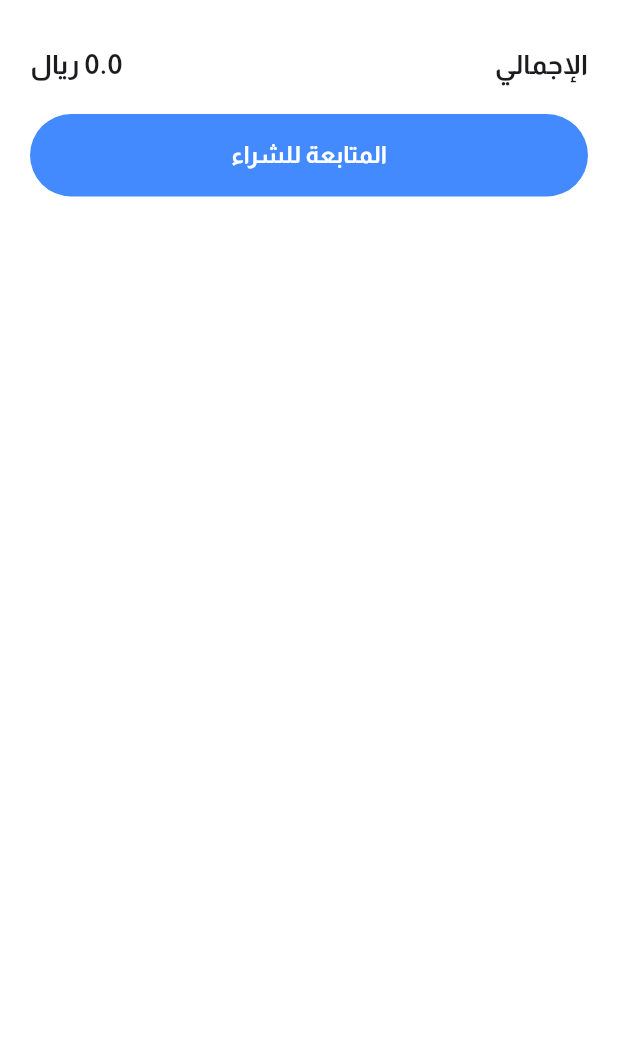
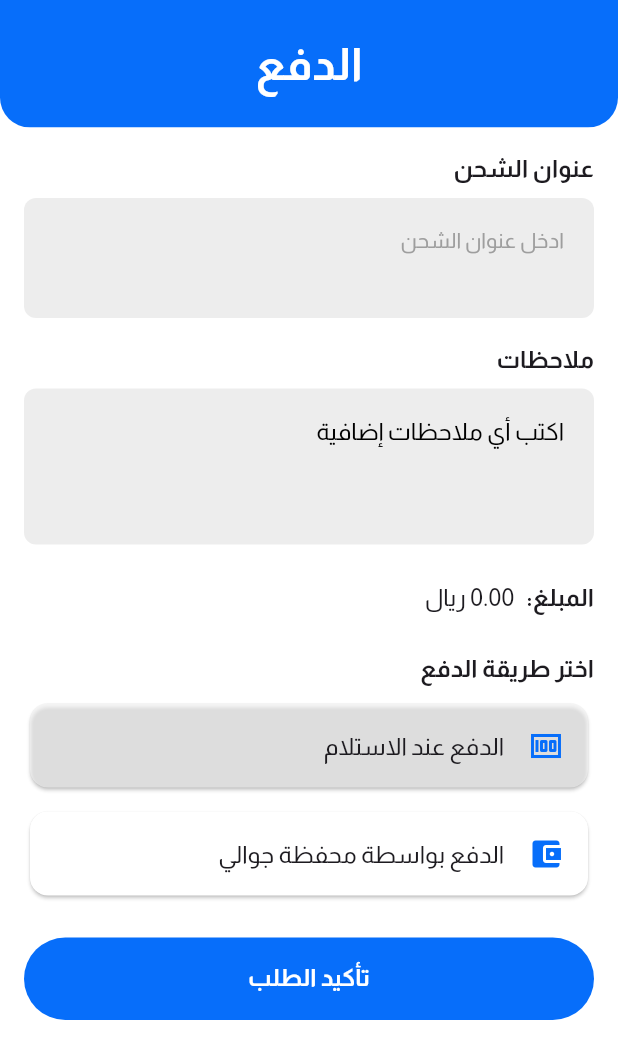
Before and after one commit to E-commerce-CS22/Flutter-app, a Flutter app: the CheckOutBox widget shown alone on an empty page, opened directly with empty values, after a tap on "المتابعة للشراء", on a phone screen of 412 x 824 dp. Shown: the top 1059 px of the screen. Run offline on Flutter 3.47's test engine with Material 3 defaults, Android fonts, the phone set to English and light mode, and no system bars; our stand-ins replace bloc, connectivity_plus, curved_navigation_bar, dartz, dash_chat_2, dio and 10 more; accounts and stored records are empty; network calls fail; project files that could hold a hidden picture were left out.

Commit message:
Payment and Create Order.

```diff
--- a/lib/features/cart/presentation/pages/widgets/check_out_box.dart
+++ b/lib/features/cart/presentation/pages/widgets/check_out_box.dart
@@ -1,4 +1,6 @@
 import 'package:flutter/material.dart';
+import 'package:smartstore/common/helper/navigator/app_navigator.dart';
+import '../../../../payment/presentaion/pages/payment_page.dart';
 import '../../../domain/entities/cart_entity.dart';
 class CheckOutBox extends StatelessWidget {
   final List<CartItemEntity> items; // تعديل النوع هنا ليقبل قائمة
@@ -50,7 +52,9 @@ class CheckOutBox extends StatelessWidget {
           ),
           const SizedBox(height: 20),
           ElevatedButton(
-            onPressed: () {},
+            onPressed: () {
+              AppNavigator.push(context, PaymentPage(total: total, items: items,));
+            },
             style: ElevatedButton.styleFrom(
               backgroundColor: Colors.blueAccent, // لون أزرق غامق لمظهر أنيق
               minimumSize: const Size(double.infinity, 55),
--- a/lib/features/home/presentation/pages/home.dart
+++ b/lib/features/home/presentation/pages/home.dart
@@ -64,7 +64,7 @@ class _HomePageState extends State<HomePage> {
         return const AllCategoriesPage();
         // return ProductsByCategoryScreen();
       case 3:
-        return const WishlistScreen();
+        return  WishlistScreen();
       case 4:
         return const MainPage();
       default:
--- /dev/null
+++ b/lib/features/payment/presentaion/pages/payment_page.dart
@@ -0,0 +1,325 @@
+import 'package:flutter/material.dart';
+import 'package:flutter_bloc/flutter_bloc.dart';
+import 'package:smartstore/common/widgets/appbar/app_bar.dart';
+import 'package:smartstore/core/configs/theme/app_colors.dart';
+import '../../../authentication/presentation/blocs/user_display_cubit.dart';
+import '../../../authentication/presentation/blocs/user_display_state.dart';
+import '../../../cart/domain/entities/cart_entity.dart';
+import '../../../orders/domain/entities/Create_Order_Params.dart';
+import '../../../orders/domain/entities/Order_item_params.dart';
+import '../../../orders/presentation/blocs/create_order_bloc/create_order_cubit.dart';
+
+class PaymentPage extends StatefulWidget {
+  final double total;
+  final List<CartItemEntity> items;
+
+  const PaymentPage({
+    super.key,
+    required this.total,
+    required this.items,
+
+  });
+
+  @override
+  _PaymentPageState createState() => _PaymentPageState();
+
+
+}
+
+class _PaymentPageState extends State<PaymentPage> {
+  final TextEditingController _addressController = TextEditingController();
+  final TextEditingController _notesController = TextEditingController();
+  final TextEditingController _phoneController = TextEditingController();
+  final TextEditingController _codeController = TextEditingController();
+
+  String _selectedPaymentMethod = 'cash_on_delivery';
+
+  @override
+  Widget build(BuildContext context) {
+    for (var item in widget.items) {
+      print('ID: ${item.id}, Name: ${item.name}, Quantity: ${item.quantity}');
+    }
+    List<OrderItemParam> _getFormattedItems(List<CartItemEntity> items) {
+      return items.map((item) {
+        return OrderItemParam(
+          productId: item.id,
+          productVariantId: item.id,
+          quantity: item.quantity,
+        );
+      }).toList();
+    }
+    final formattedItems = _getFormattedItems(widget.items);
+    print("gggggggggggggggg");
+
+
+
+    print(_getFormattedItems);
+
+    return Directionality(
+      textDirection: TextDirection.rtl,
+      child: Scaffold(
+        appBar: const CurvedAppBar(
+          title: Text('الدفع'),
+          fontSize: 30,
+        ),
+        body: SingleChildScrollView(
+          padding: const EdgeInsets.all(16.0),
+          child: Column(
+            crossAxisAlignment: CrossAxisAlignment.start,
+            children: [
+              ShippingAddressField(controller: _addressController),
+              const SizedBox(height: 16),
+              NotesField(controller: _notesController),
+              const SizedBox(height: 24),
+              AmountSummary(total: widget.total,),
+              const SizedBox(height: 24),
+              PaymentMethodsSection(
+                selectedMethod: _selectedPaymentMethod,
+                onSelect: (method) {
+                  setState(() {
+                    _selectedPaymentMethod = method;
+                  });
+                },
+              ),
+              if (_selectedPaymentMethod == 'jawali_wallet') ...[
+                const SizedBox(height: 16),
+                JawaliFields(
+                  phoneController: _phoneController,
+                  codeController: _codeController,
+                ),
+              ],
+              const SizedBox(height: 24),
+              ConfirmButton(
+                onPressed: () {
+                  final orderParams = CreateOrderParams(
+                    items: _getFormattedItems(widget.items),
+                    shippingAddress: _addressController.text,
+                    paymentMethod: _selectedPaymentMethod,
+                    shippingMethod: 'standard', // حدد حسب المطلوب
+                    notes: _notesController.text,
+                  );
+
+                  context.read<CreateOrderCubit>().createOrder(orderParams);
+
+
+
+                },
+              )
+            ],
+          ),
+        ),
+      ),
+    );
+  }
+}
+
+class ShippingAddressField extends StatelessWidget {
+  final TextEditingController controller;
+
+  const ShippingAddressField({super.key, required this.controller});
+
+  @override
+  Widget build(BuildContext context) {
+    return Column(
+      crossAxisAlignment: CrossAxisAlignment.start,
+      children: [
+        const Text('عنوان الشحن',
+            style: TextStyle(fontSize: 16, fontWeight: FontWeight.bold)),
+        const SizedBox(height: 8),
+        BlocBuilder<UserDisplayCubit, UserDisplayState>(
+          builder: (context, state) {
+            if (state is UserLoaded) {
+              controller.text = state.userEntity.address;
+            }
+            return TextField(
+              controller: controller,
+              maxLines: 2,
+              decoration: const InputDecoration(
+                  hintText: 'ادخل عنوان الشحن',
+                  hintStyle: TextStyle(
+                    color: Colors.grey,
+                    fontSize: 14,
+                  )),
+            );
+          },
+        ),
+      ],
+    );
+  }
+}
+
+class NotesField extends StatelessWidget {
+  final TextEditingController controller;
+
+  const NotesField({super.key, required this.controller});
+
+  @override
+  Widget build(BuildContext context) {
+    return Column(
+      crossAxisAlignment: CrossAxisAlignment.start,
+      children: [
+        const Text('ملاحظات',
+            style: TextStyle(fontSize: 16, fontWeight: FontWeight.bold)),
+        const SizedBox(height: 8),
+        TextField(
+          controller: controller,
+          maxLines: 3,
+          decoration: const InputDecoration(hintText: 'اكتب أي ملاحظات إضافية'),
+        ),
+      ],
+    );
+  }
+}
+
+class AmountSummary extends StatelessWidget {
+  final double total;
+
+  const AmountSummary({super.key, required this.total});
+
+  @override
+  Widget build(BuildContext context) {
+    return Row(
+      children: [
+        const Text(
+          'المبلغ:',
+          style: TextStyle(fontSize: 16, fontWeight: FontWeight.bold),
+        ),
+        const SizedBox(width: 8),
+        Text(
+          '${total.toStringAsFixed(2)} ريال',
+          style: const TextStyle(fontSize: 16),
+        ),
+      ],
+    );
+  }
+}
+
+class PaymentMethodCard extends StatelessWidget {
+  final IconData icon;
+  final String text;
+  final bool isSelected;
+  final VoidCallback onTap;
+
+  const PaymentMethodCard({
+    Key? key,
+    required this.icon,
+    required this.text,
+    required this.isSelected,
+    required this.onTap,
+  }) : super(key: key);
+
+  @override
+  Widget build(BuildContext context) {
+    return GestureDetector(
+      onTap: onTap,
+      child: Card(
+        color: isSelected ? Colors.grey[100]!.withOpacity(0.6) : Colors.white,
+        shape: RoundedRectangleBorder(
+          borderRadius: BorderRadius.circular(12),
+        ),
+        child: ListTile(
+          leading: Icon(icon, color: AppColors.primary),
+          title: Text(text),
+        ),
+      ),
+    );
+  }
+}
+
+class PaymentMethodsSection extends StatelessWidget {
+  final String selectedMethod;
+  final Function(String) onSelect;
+
+  const PaymentMethodsSection({
+    super.key,
+    required this.selectedMethod,
+    required this.onSelect,
+  });
+
+  @override
+  Widget build(BuildContext context) {
+    return Column(
+      crossAxisAlignment: CrossAxisAlignment.start,
+      children: [
+        const Text('اختر طريقة الدفع',
+            style: TextStyle(fontSize: 16, fontWeight: FontWeight.bold)),
+        const SizedBox(height: 8),
+        PaymentMethodCard(
+          icon: Icons.money,
+          text: 'الدفع عند الاستلام',
+          isSelected: selectedMethod == 'cash_on_delivery',
+          onTap: () => onSelect('cash_on_delivery'),
+        ),
+        const SizedBox(height: 8),
+        PaymentMethodCard(
+          icon: Icons.account_balance_wallet,
+          text: 'الدفع بواسطة محفظة جوالي',
+          isSelected: selectedMethod == 'jawali_wallet',
+          onTap: () => onSelect('jawali_wallet'),
+        ),
+      ],
+    );
+  }
+}
+
+class JawaliFields extends StatelessWidget {
+  final TextEditingController phoneController;
+  final TextEditingController codeController;
+
+  const JawaliFields({
+    super.key,
+    required this.phoneController,
+    required this.codeController,
+  });
+
+  @override
+  Widget build(BuildContext context) {
+    return Column(
+      crossAxisAlignment: CrossAxisAlignment.start,
+      children: [
+        const Text('رقم الجوال',
+            style: TextStyle(fontSize: 14, fontWeight: FontWeight.w600)),
+        const SizedBox(height: 6),
+        TextField(
+          controller: phoneController,
+          keyboardType: TextInputType.phone,
+          decoration: const InputDecoration(hintText: 'أدخل رقم الجوال'),
+        ),
+        const SizedBox(height: 12),
+        const Text('كود الشراء',
+            style: TextStyle(fontSize: 14, fontWeight: FontWeight.w600)),
+        const SizedBox(height: 6),
+        TextField(
+          controller: codeController,
+          obscureText: true,
+          decoration: const InputDecoration(hintText: 'أدخل كود الشراء'),
+        ),
+      ],
+    );
+  }
+}
+
+class ConfirmButton extends StatelessWidget {
+  final VoidCallback onPressed;
+
+  const ConfirmButton({super.key, required this.onPressed});
+
+  @override
+  Widget build(BuildContext context) {
+    return SizedBox(
+      width: double.infinity,
+      child: ElevatedButton(
+        onPressed: onPressed,
+        style: ElevatedButton.styleFrom(
+          backgroundColor: AppColors.primary,
+          minimumSize: const Size(double.infinity, 55),
+        ),
+        child: const Text(
+          'تأكيد الطلب',
+          style: TextStyle(
+              fontSize: 16, color: Colors.white, fontWeight: FontWeight.bold),
+        ),
+      ),
+    );
+  }
+}
--- a/lib/main.dart
+++ b/lib/main.dart
@@ -9,6 +9,7 @@ import 'features/authentication/presentation/blocs/user_display_cubit.dart';
 import 'features/cart/presentation/pages/blocs/cart_cubit.dart';
 import 'features/categories/presentation/blocs/category_cubit.dart';
 import 'features/orders/presentation/blocs/cancel_order_cubit.dart';
+import 'features/orders/presentation/blocs/create_order_bloc/create_order_cubit.dart';
 import 'features/products_by_category/presentation/blocs/get_product_by_cateogry_cubit.dart';
 import 'features/profile/presentation/bloc/user_update_cubit.dart';
 import 'features/search/presentation/blocs/search_cubit.dart';
@@ -43,6 +44,8 @@ class MyApp extends StatelessWidget {
         BlocProvider(create: (context) => ProductsByCategoryCubit()),
         BlocProvider(create: (context) => UserUpdateCubit()),
         BlocProvider(create: (context) => SearchCubit()),
+        BlocProvider(create: (context) => CreateOrderCubit()),
+
 
 
 
```
Also changed, not shown: lib/features/cart/presentation/pages/cart_screen.dart (+14 -7 lines), lib/features/products_by_category/presentation/pages/products_by_category_screen.dart (+16 -6 lines).
